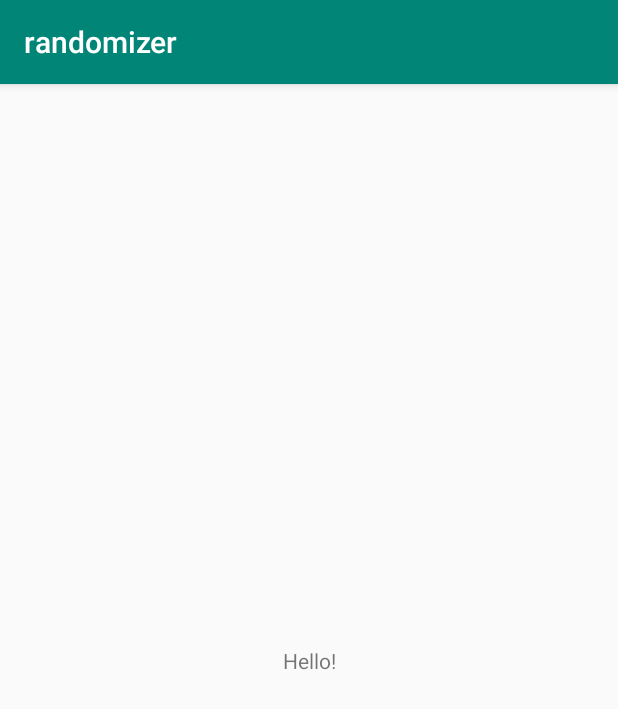
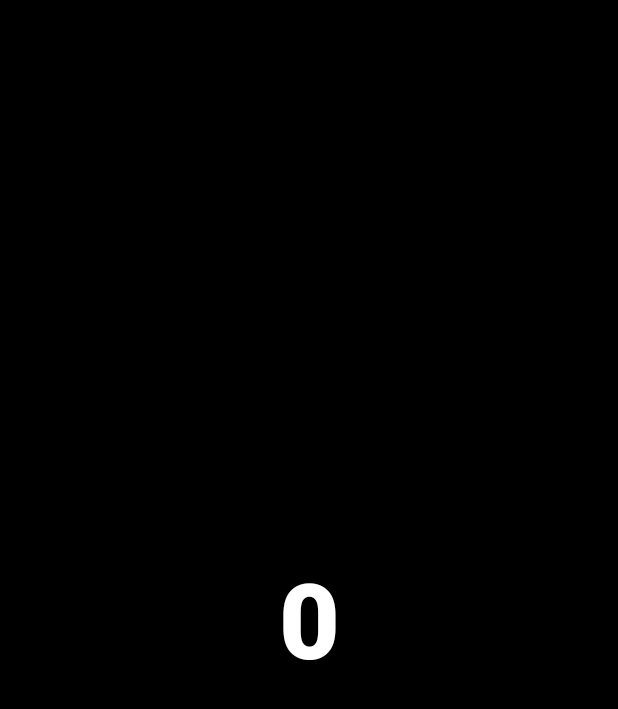
Before and after one commit to TeaFriendsTeam/test, an Android app: the screen it shows after launch (MainActivity), on a phone screen of 412 x 824 dp. Shown: the top 709 px of the screen. Run offline under Robolectric (Android 15) with nearby library versions, the phone set to English and light mode, and no system bars.

Commit message:
made the randomizer app

```diff
--- a/android/app/src/main/java/com/cuckoldproject/MainActivity.java
+++ b/android/app/src/main/java/com/cuckoldproject/MainActivity.java
@@ -1,14 +1,40 @@
 package com.cuckoldproject;
 
 import androidx.appcompat.app.AppCompatActivity;
+import androidx.constraintlayout.widget.ConstraintLayout;
 
 import android.os.Bundle;
+import android.text.Layout;
+import android.view.View;
+import android.view.Window;
+import android.widget.TextView;
+
+import java.util.Random;
 
 public class MainActivity extends AppCompatActivity {
 
+    private TextView tv;
+    private ConstraintLayout layout;
     @Override
     protected void onCreate(Bundle savedInstanceState) {
         super.onCreate(savedInstanceState);
+        getSupportActionBar().hide();
         setContentView(R.layout.activity_main);
+
+
+        layout = findViewById(R.id.layout);
+        //setting up the textivew
+        tv = findViewById(R.id.tv);
+        layout.setOnClickListener(new View.OnClickListener() {
+            @Override
+            public void onClick(View v) {
+                tv.setText(returnRandomNumber());
+            }
+        });
+    }
+    public String returnRandomNumber(){
+        Random rand = new Random();
+        String x = Integer.toString(rand.nextInt(100));
+        return x;
     }
 }
--- a/android/app/src/main/res/layout/activity_main.xml
+++ b/android/app/src/main/res/layout/activity_main.xml
@@ -2,14 +2,21 @@
 <androidx.constraintlayout.widget.ConstraintLayout xmlns:android="http://schemas.android.com/apk/res/android"
     xmlns:app="http://schemas.android.com/apk/res-auto"
     xmlns:tools="http://schemas.android.com/tools"
+    android:id="@+id/layout"
     android:layout_width="match_parent"
     android:layout_height="match_parent"
+    android:background="@android:color/background_dark"
     tools:context=".MainActivity">
 
     <TextView
+        android:id="@+id/tv"
         android:layout_width="wrap_content"
         android:layout_height="wrap_content"
-        android:text="Hello!"
+        android:fontFamily="sans-serif-black"
+        android:text="0"
+        android:textAllCaps="true"
+        android:textColor="#FFFFFF"
+        android:textSize="70sp"
         app:layout_constraintBottom_toBottomOf="parent"
         app:layout_constraintLeft_toLeftOf="parent"
         app:layout_constraintRight_toRightOf="parent"
```
